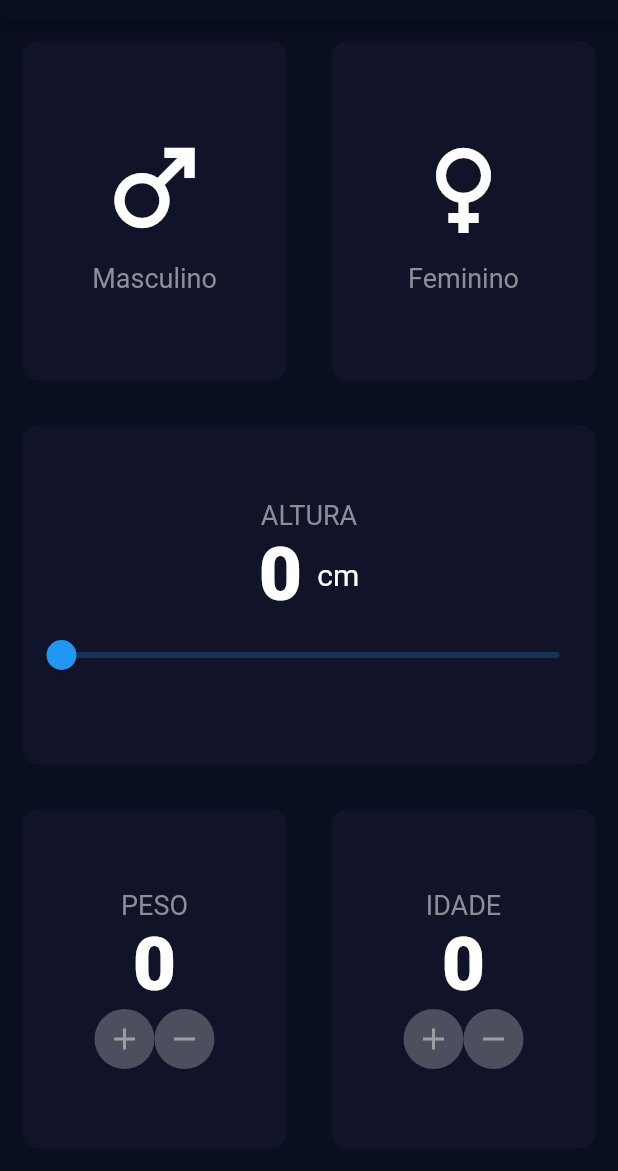
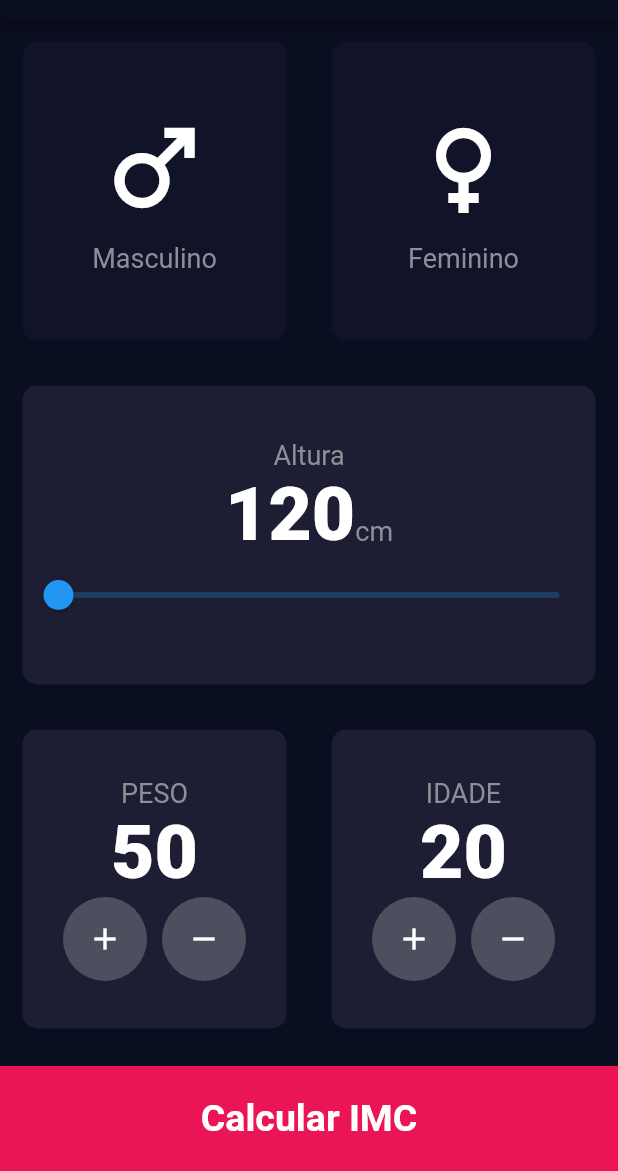
Before and after one commit to LiceB/CalculadoraIMCFlutter, a Flutter app: the screen it shows after launch, on a phone screen of 412 x 824 dp, the part 65-1236 px from its top. Run offline on Flutter 3.47's test engine with Material 2 defaults, Android fonts, the phone set to English and light mode, and no system bars.

Commit message:
Widgets finalizados

```diff
--- /dev/null
+++ b/lib/calculadora.dart
@@ -0,0 +1,21 @@
+import 'dart:math';
+
+class Calculadora {
+  static double calcularIMC({required peso, required altura}) {
+    double imc = peso / pow(altura / 100, 2);
+    return imc;
+  }
+
+  static String obterResultado(double imc) {
+    if (imc >= 30) {
+      return 'Obsidade';
+    }
+    if (imc >= 25) {
+      return 'Sobrepeso';
+    }
+    if (imc > 18.5) {
+      return 'Normal';
+    }
+    return 'Magreza';
+  }
+}
--- /dev/null
+++ b/lib/components/bottom_button.dart
@@ -0,0 +1,29 @@
+import 'package:flutter/material.dart';
+
+class BottomButton extends StatelessWidget {
+  final String buttonTitle;
+  final void Function()? onPressed;
+  const BottomButton({super.key, required this.buttonTitle, this.onPressed});
+
+  @override
+  Widget build(BuildContext context) {
+    return GestureDetector(
+      onTap: onPressed,
+      child: Container(
+        margin: const EdgeInsets.only(top: 10.0),
+        width: double.infinity,
+        height: 70.0,
+        color: const Color(0xFFEB1555),
+        child: Center(
+          child: Text(
+            buttonTitle,
+            style: const TextStyle(
+              fontSize: 25.0,
+              fontWeight: FontWeight.bold,
+            ),
+          ),
+        ),
+      ),
+    );
+  }
+}
--- a/lib/components/card_button.dart
+++ /dev/null
@@ -1,69 +0,0 @@
-import 'package:flutter/material.dart';
-import 'package:imc_calculator/constraints.dart';
-
-class CardButton extends StatefulWidget {
-  final String labelText;
-
-  const CardButton({required this.labelText});
-
-  @override
-  State<CardButton> createState() => _CardButtonState();
-}
-
-class _CardButtonState extends State<CardButton> {
-  int _height = 0;
-
-  void _incrementHeight() {
-    setState(() {
-      _height++;
-    });
-  }
-
-  void _decrementHeight() {
-    if (_height > 0) {
-      setState(() {
-        _height--;
-      });
-    }
-  }
-
-  @override
-  Widget build(BuildContext context) {
-    return Center(
-      child: Column(
-        mainAxisAlignment: MainAxisAlignment.center,
-        children: [
-          Center(
-            child: Text(
-              widget.labelText.toUpperCase(),
-              style: kLabelTextStyle,
-            ),
-          ),
-          Text(
-            '${_height}',
-            style: kNumberTextStyle,
-          ),
-          Row(
-            mainAxisAlignment: MainAxisAlignment.center,
-            children: [
-              CircleAvatar(
-                backgroundColor: Color.fromARGB(255, 76, 79, 94),
-                child: IconButton(
-                  onPressed: _incrementHeight,
-                  icon: const Icon(Icons.add),
-                ),
-              ),
-              CircleAvatar(
-                backgroundColor: Color.fromARGB(255, 76, 79, 94),
-                child: IconButton(
-                  onPressed: _decrementHeight,
-                  icon: const Icon(Icons.remove),
-                ),
-              ),
-            ],
-          )
-        ],
-      ),
-    );
-  }
-}
--- a/lib/components/custom_card.dart
+++ b/lib/components/custom_card.dart
@@ -3,21 +3,24 @@ import 'package:imc_calculator/constraints.dart';
 
 class CustomCard extends StatelessWidget {
   final Widget child;
+  final Color color;
+  final void Function()? onPress;
 
-  const CustomCard({
-    Key? key,
-    required this.child,
-  }) : super(key: key);
+  CustomCard(
+      {super.key, required this.child, required this.color, this.onPress});
 
   @override
   Widget build(BuildContext context) {
-    return Container(
-      margin: EdgeInsets.all(15.0),
-      decoration: BoxDecoration(
-        color: kInactiveCardColour,
-        borderRadius: BorderRadius.circular(10),
+    return GestureDetector(
+      onTap: onPress,
+      child: Container(
+        margin: EdgeInsets.all(15.0),
+        decoration: BoxDecoration(
+          color: color,
+          borderRadius: BorderRadius.circular(10),
+        ),
+        child: child,
       ),
-      child: child,
     );
   }
 }
--- /dev/null
+++ b/lib/components/model_result.dart
@@ -0,0 +1,40 @@
+import 'package:flutter/material.dart';
+import 'package:imc_calculator/constraints.dart';
+
+class ModalResult extends StatelessWidget {
+  const ModalResult({
+    Key? key,
+    required this.imc,
+    required this.resultado,
+  }) : super(key: key);
+
+  final double imc;
+  final String resultado;
+
+  @override
+  Widget build(BuildContext context) {
+    return Container(
+      height: 400,
+      color: kBackgroundColor,
+      child: Center(
+        child: Column(
+          mainAxisAlignment: MainAxisAlignment.center,
+          children: <Widget>[
+            const Text(
+              'Seu IMC é de',
+              style: kLabelTextStyle,
+            ),
+            Text(
+              imc.toStringAsFixed(2),
+              style: kNumberTextStyle,
+            ),
+            Text(
+              resultado,
+              style: kLabelTextStyle,
+            ),
+          ],
+        ),
+      ),
+    );
+  }
+}
--- /dev/null
+++ b/lib/components/roundicon_button.dart
@@ -0,0 +1,23 @@
+import 'package:flutter/material.dart';
+
+class RoundIconButton extends StatelessWidget {
+  final IconData icon;
+  final void Function() onPressed;
+  const RoundIconButton({Key? key, required this.icon, required this.onPressed})
+      : super(key: key);
+
+  @override
+  Widget build(BuildContext context) {
+    return RawMaterialButton(
+      elevation: 0.0,
+      onPressed: onPressed,
+      constraints: BoxConstraints.tightFor(
+        width: 56.0,
+        height: 56.0,
+      ),
+      shape: CircleBorder(),
+      fillColor: Color(0xFF4C4F5E),
+      child: Icon(icon),
+    );
+  }
+}
--- a/lib/components/slider_content.dart
+++ b/lib/components/slider_content.dart
@@ -1,60 +1,44 @@
 import 'package:flutter/material.dart';
 import 'package:imc_calculator/constraints.dart';
 
-class SliderContent extends StatefulWidget {
-  const SliderContent({super.key});
+class SliderContent extends StatelessWidget {
+  final int altura;
+  final void Function(double) onChanged;
 
-  @override
-  State<SliderContent> createState() => _SliderContentState();
-}
-
-class _SliderContentState extends State<SliderContent> {
-  double _currentValue = 0;
-  double tamanho = 0;
+  const SliderContent(
+      {super.key, required this.altura, required this.onChanged});
 
   @override
   Widget build(BuildContext context) {
-    return Center(
-      child: Column(
+    return Column(
       mainAxisAlignment: MainAxisAlignment.center,
       children: [
-          Center(
-            child: Text(
-              'Altura'.toUpperCase(),
+        Text(
+          'Altura',
           style: kLabelTextStyle,
-            ),
         ),
         Row(
           mainAxisAlignment: MainAxisAlignment.center,
-            children: [
+          crossAxisAlignment: CrossAxisAlignment.baseline,
+          textBaseline: TextBaseline.alphabetic,
+          children: <Widget>[
             Text(
-                _currentValue.toStringAsFixed(0),
+              altura.toString(),
               style: kNumberTextStyle,
             ),
-              SizedBox(
-                width: 5,
-              ),
             Text(
-                ' cm',
-                style: TextStyle(fontSize: 20),
+              'cm',
+              style: kLabelTextStyle,
             ),
           ],
         ),
         Slider(
-            divisions: 255,
-            min: 0,
-            max: 255,
-            value: _currentValue,
-            onChanged: (value) {
-              setState(
-                () {
-                  _currentValue = value;
-                },
-              );
-            },
-          ),
+          value: altura.toDouble(),
+          min: 120,
+          max: 220,
+          onChanged: onChanged,
+        )
       ],
-      ),
     );
   }
 }
--- a/lib/pages/calculadora_page.dart
+++ b/lib/pages/calculadora_page.dart
@@ -1,11 +1,28 @@
 import 'package:flutter/material.dart';
-import 'package:imc_calculator/components/card_button.dart';
+import 'package:imc_calculator/calculadora.dart';
+import 'package:imc_calculator/components/bottom_button.dart';
+import 'package:imc_calculator/components/model_result.dart';
+import 'package:imc_calculator/components/roundicon_button.dart';
 import 'package:imc_calculator/components/custom_card.dart';
 import 'package:imc_calculator/components/icon_content.dart';
 import 'package:imc_calculator/components/slider_content.dart';
 import 'package:imc_calculator/constraints.dart';
 
-class CalculadoraPage extends StatelessWidget {
+enum Sexo { masculino, feminino }
+
+class CalculadoraPage extends StatefulWidget {
+  const CalculadoraPage({super.key});
+
+  @override
+  State<CalculadoraPage> createState() => _CalculadoraPageState();
+}
+
+class _CalculadoraPageState extends State<CalculadoraPage> {
+  Sexo? sexoSelecionado;
+  int idade = 20;
+  int peso = 50;
+  int altura = 120;
+
   @override
   Widget build(BuildContext context) {
     return Scaffold(
@@ -20,6 +37,14 @@ class CalculadoraPage extends StatelessWidget {
               children: [
                 Expanded(
                   child: CustomCard(
+                    onPress: () {
+                      setState(() {
+                        sexoSelecionado = Sexo.masculino;
+                      });
+                    },
+                    color: sexoSelecionado == Sexo.masculino
+                        ? kActiveCardColour
+                        : kInactiveCardColour,
                     child: IconContent(
                       icon: Icons.male,
                       text: 'Masculino',
@@ -28,6 +53,14 @@ class CalculadoraPage extends StatelessWidget {
                 ),
                 Expanded(
                   child: CustomCard(
+                    onPress: () {
+                      setState(() {
+                        sexoSelecionado = Sexo.feminino;
+                      });
+                    },
+                    color: sexoSelecionado == Sexo.feminino
+                        ? kActiveCardColour
+                        : kInactiveCardColour,
                     child: IconContent(
                       icon: Icons.female,
                       text: 'Feminino',
@@ -39,7 +72,15 @@ class CalculadoraPage extends StatelessWidget {
           ),
           Expanded(
             child: CustomCard(
-              child: SliderContent(),
+              color: kActiveCardColour,
+              child: SliderContent(
+                altura: altura,
+                onChanged: (double novaAltura) {
+                  setState(() {
+                    altura = novaAltura.toInt();
+                  });
+                },
+              ),
             ),
           ),
           Expanded(
@@ -47,18 +88,107 @@ class CalculadoraPage extends StatelessWidget {
               children: [
                 Expanded(
                   child: CustomCard(
-                    child: CardButton(
-                      labelText: 'Peso',
+                    color: kActiveCardColour,
+                    child: Column(
+                      mainAxisAlignment: MainAxisAlignment.center,
+                      children: [
+                        Text(
+                          'PESO',
+                          style: kLabelTextStyle,
+                        ),
+                        Text(
+                          peso.toString(),
+                          style: kNumberTextStyle,
+                        ),
+                        Row(
+                          mainAxisAlignment: MainAxisAlignment.center,
+                          children: [
+                            RoundIconButton(
+                                icon: Icons.add,
+                                onPressed: () {
+                                  setState(() {
+                                    peso++;
+                                  });
+                                }),
+                            SizedBox(
+                              width: 10.0,
+                            ),
+                            RoundIconButton(
+                              icon: Icons.remove,
+                              onPressed: () {
+                                setState(() {
+                                  peso--;
+                                });
+                              },
+                            ),
+                          ],
+                        ),
+                      ],
                     ),
                   ),
                 ),
                 Expanded(
                   child: CustomCard(
-                    child: CardButton(labelText: 'Idade'),
+                    color: kActiveCardColour,
+                    child: Column(
+                      mainAxisAlignment: MainAxisAlignment.center,
+                      children: [
+                        Text(
+                          'IDADE',
+                          style: kLabelTextStyle,
+                        ),
+                        Text(
+                          idade.toString(),
+                          style: kNumberTextStyle,
+                        ),
+                        Row(
+                          mainAxisAlignment: MainAxisAlignment.center,
+                          children: [
+                            RoundIconButton(
+                              icon: Icons.add,
+                              onPressed: () {
+                                if (idade <= 120) {
+                                  setState(() {
+                                    idade++;
+                                  });
+                                }
+                              },
+                            ),
+                            SizedBox(
+                              width: 10.0,
+                            ),
+                            RoundIconButton(
+                              icon: Icons.remove,
+                              onPressed: () {
+                                if (idade >= 1) {
+                                  setState(() {
+                                    idade--;
+                                  });
+                                }
+                              },
+                            ),
+                          ],
+                        )
+                      ],
+                    ),
                   ),
                 ),
               ],
             ),
+          ),
+          BottomButton(
+            buttonTitle: 'Calcular IMC',
+            onPressed: () {
+              double imc = Calculadora.calcularIMC(peso: peso, altura: altura);
+              String resultado = Calculadora.obterResultado(imc);
+
+              showModalBottomSheet<void>(
+                context: context,
+                builder: (BuildContext context) {
+                  return ModalResult(imc: imc, resultado: resultado);
+                },
+              );
+            },
           ),
         ],
       ),
```
Lines whose indentation alone changed are shown as unchanged.
